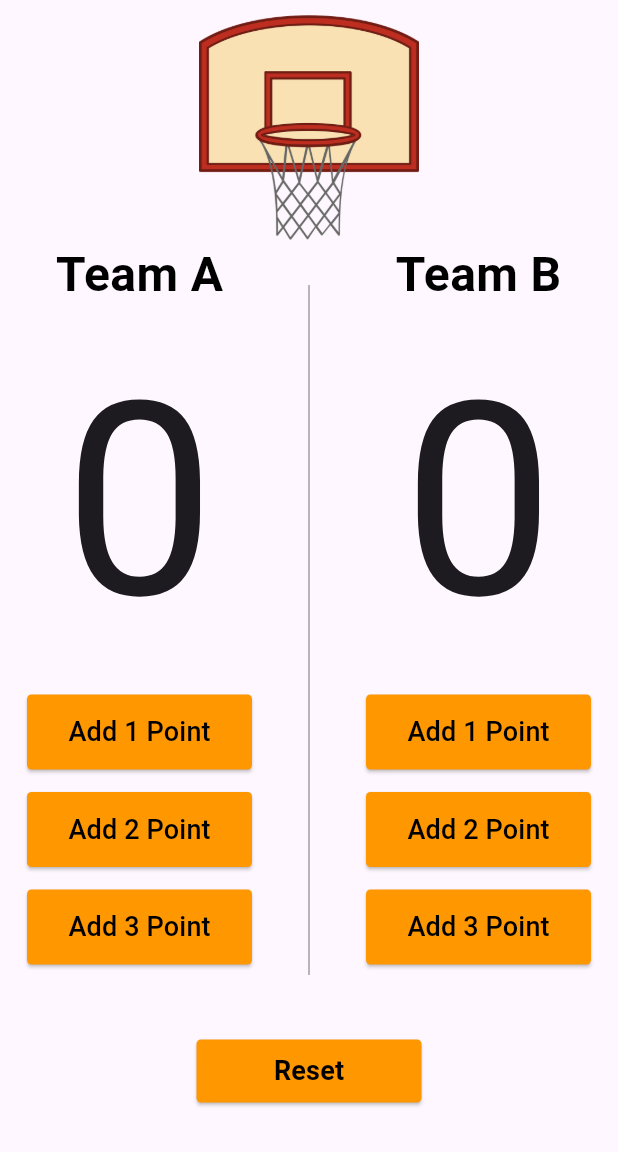
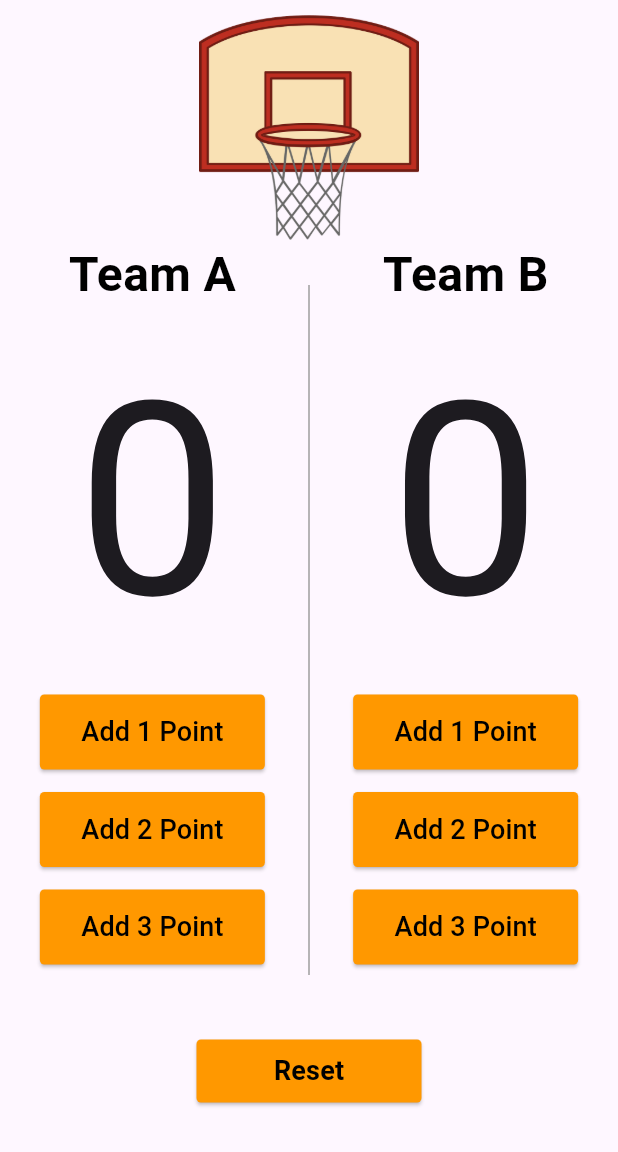
Before and after one commit to omarAbdullahMoharam/EngTharwatCourse_Practice, a Flutter app: the screen it shows after launch, on a phone screen of 412 x 824 dp, the part 84-1236 px from its top. Run offline on Flutter 3.47's test engine with Material 3 defaults, Android fonts, the phone set to English and light mode, and no system bars.

Commit message:
basketball_counter_app Completed

```diff
--- a/basketball_points_counter/lib/main.dart
+++ b/basketball_points_counter/lib/main.dart
@@ -144,7 +144,7 @@ class _PointsCounterState extends State<PointsCounter> {
                   ],
                 ),
                 const SizedBox(
-                  width: 40,
+                  width: 5.68,
                   height: 500,
                   child: VerticalDivider(
                     color: Colors.grey,
```
